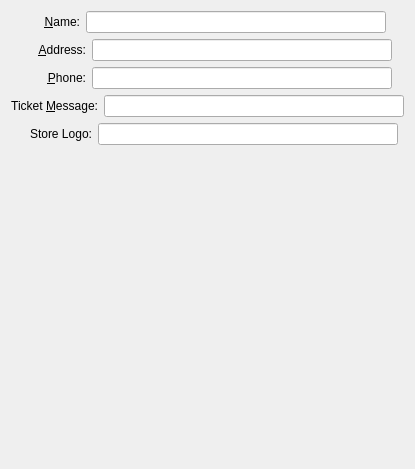
Old version of the form src/ui/store_data.ui in the repository miguelchavez/lemonpos.
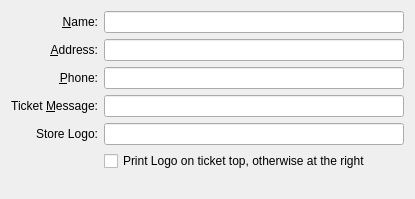
New version of the form.

```diff
--- a/src/ui/store_data.ui
+++ b/src/ui/store_data.ui
@@ -6,8 +6,8 @@
    <rect>
     <x>0</x>
     <y>0</y>
-    <width>401</width>
-    <height>469</height>
+    <width>405</width>
+    <height>199</height>
    </rect>
   </property>
   <property name="windowTitle">
@@ -39,7 +39,7 @@
      </property>
     </widget>
    </item>
-   <item row="0" column="1" colspan="4">
+   <item row="0" column="1">
     <widget class="QLineEdit" name="kcfg_editStoreName">
      <property name="sizePolicy">
       <sizepolicy hsizetype="Maximum" vsizetype="Fixed">
@@ -61,7 +61,7 @@
      </property>
     </widget>
    </item>
-   <item row="1" column="0" colspan="2">
+   <item row="1" column="0">
     <widget class="QLabel" name="label_2">
      <property name="sizePolicy">
       <sizepolicy hsizetype="Expanding" vsizetype="Preferred">
@@ -86,7 +86,7 @@
      </property>
     </widget>
    </item>
-   <item row="1" column="2" colspan="3">
+   <item row="1" column="1">
     <widget class="QLineEdit" name="kcfg_storeAddress">
      <property name="sizePolicy">
       <sizepolicy hsizetype="Maximum" vsizetype="Fixed">
@@ -108,7 +108,7 @@
      </property>
     </widget>
    </item>
-   <item row="2" column="0" colspan="2">
+   <item row="2" column="0">
     <widget class="QLabel" name="label_3">
      <property name="sizePolicy">
       <sizepolicy hsizetype="Expanding" vsizetype="Preferred">
@@ -133,7 +133,7 @@
      </property>
     </widget>
    </item>
-   <item row="2" column="2" colspan="3">
+   <item row="2" column="1">
     <widget class="QLineEdit" name="kcfg_storePhone">
      <property name="sizePolicy">
       <sizepolicy hsizetype="Maximum" vsizetype="Fixed">
@@ -155,7 +155,7 @@
      </property>
     </widget>
    </item>
-   <item row="3" column="0" colspan="4">
+   <item row="3" column="0">
     <widget class="QLabel" name="label_4">
      <property name="sizePolicy">
       <sizepolicy hsizetype="Expanding" vsizetype="Preferred">
@@ -180,7 +180,7 @@
      </property>
     </widget>
    </item>
-   <item row="3" column="4">
+   <item row="3" column="1">
     <widget class="QLineEdit" name="kcfg_editTicketMessage">
      <property name="sizePolicy">
       <sizepolicy hsizetype="Maximum" vsizetype="Fixed">
@@ -202,7 +202,7 @@
      </property>
     </widget>
    </item>
-   <item row="4" column="0" colspan="3">
+   <item row="4" column="0">
     <widget class="QLabel" name="label_5">
      <property name="sizePolicy">
       <sizepolicy hsizetype="Expanding" vsizetype="Preferred">
@@ -224,7 +224,7 @@
      </property>
     </widget>
    </item>
-   <item row="4" column="3" colspan="2">
+   <item row="4" column="1">
     <widget class="QLineEdit" name="kcfg_storeLogo">
      <property name="sizePolicy">
       <sizepolicy hsizetype="Maximum" vsizetype="Fixed">
@@ -246,7 +246,14 @@
      </property>
     </widget>
    </item>
-   <item row="5" column="4">
+   <item row="5" column="1">
+    <widget class="QCheckBox" name="kcfg_chLogoOnTop">
+     <property name="text">
+      <string>Print Logo on ticket top, otherwise at the right</string>
+     </property>
+    </widget>
+   </item>
+   <item row="6" column="1">
     <spacer>
      <property name="orientation">
       <enum>Qt::Vertical</enum>
```
